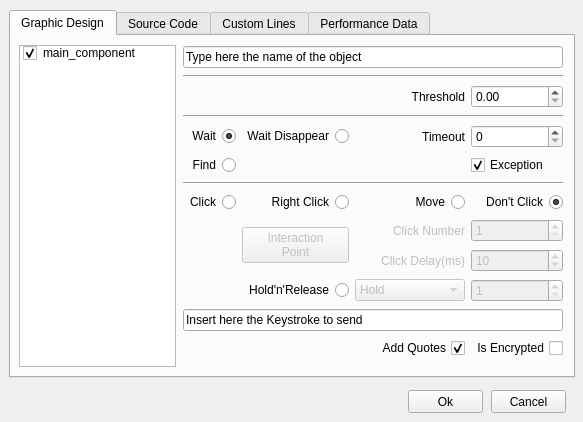
Above: alyvix/extra/robotide/qt_ui/alyvix_image_finder_properties_view.ui from alyvix/alyvix before the change. Below: the same form after it.
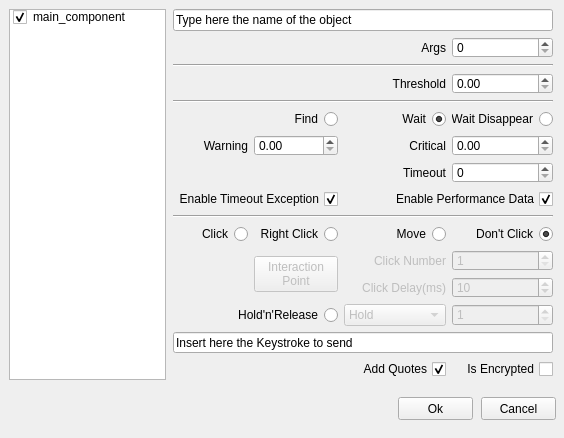
That is the form after the change.

Diff of the .ui file:
```diff
--- a/alyvix/extra/robotide/qt_ui/alyvix_image_finder_properties_view.ui
+++ b/alyvix/extra/robotide/qt_ui/alyvix_image_finder_properties_view.ui
@@ -6,36 +6,151 @@
    <rect>
     <x>0</x>
     <y>0</y>
-    <width>583</width>
-    <height>422</height>
+    <width>564</width>
+    <height>438</height>
    </rect>
   </property>
   <property name="windowTitle">
    <string>Alyvix - Image Finder</string>
   </property>
-  <widget class="QTabWidget" name="tabWidget">
+  <widget class="QPushButton" name="pushButtonCancel">
+   <property name="geometry">
+    <rect>
+     <x>481</x>
+     <y>397</y>
+     <width>75</width>
+     <height>23</height>
+    </rect>
+   </property>
+   <property name="text">
+    <string>Cancel</string>
+   </property>
+  </widget>
+  <widget class="QPushButton" name="pushButtonOk">
+   <property name="geometry">
+    <rect>
+     <x>398</x>
+     <y>397</y>
+     <width>75</width>
+     <height>23</height>
+    </rect>
+   </property>
+   <property name="text">
+    <string>Ok</string>
+   </property>
+  </widget>
+  <widget class="QLabel" name="label_line">
+   <property name="geometry">
+    <rect>
+     <x>100</x>
+     <y>1353</y>
+     <width>61</width>
+     <height>21</height>
+    </rect>
+   </property>
+   <property name="text">
+    <string>Begin Line</string>
+   </property>
+   <property name="alignment">
+    <set>Qt::AlignRight|Qt::AlignTrailing|Qt::AlignVCenter</set>
+   </property>
+  </widget>
+  <widget class="QListWidget" name="listWidgetBlocks">
+   <property name="geometry">
+    <rect>
+     <x>482</x>
+     <y>1118</y>
+     <width>81</width>
+     <height>261</height>
+    </rect>
+   </property>
+  </widget>
+  <widget class="QPushButton" name="pushButtonAddBlock">
+   <property name="geometry">
+    <rect>
+     <x>300</x>
+     <y>1352</y>
+     <width>71</width>
+     <height>23</height>
+    </rect>
+   </property>
+   <property name="text">
+    <string>Add Block</string>
+   </property>
+  </widget>
+  <widget class="QTextEdit" name="textEditCustomLines">
+   <property name="geometry">
+    <rect>
+     <x>18</x>
+     <y>1118</y>
+     <width>456</width>
+     <height>221</height>
+    </rect>
+   </property>
+   <property name="tabStopWidth">
+    <number>80</number>
+   </property>
+   <property name="acceptRichText">
+    <bool>false</bool>
+   </property>
+  </widget>
+  <widget class="QPushButton" name="pushButtonRemoveBlock">
+   <property name="geometry">
+    <rect>
+     <x>380</x>
+     <y>1352</y>
+     <width>91</width>
+     <height>23</height>
+    </rect>
+   </property>
+   <property name="text">
+    <string>Remove Block</string>
+   </property>
+  </widget>
+  <widget class="QSpinBox" name="spinBoxLine">
+   <property name="geometry">
+    <rect>
+     <x>170</x>
+     <y>1352</y>
+     <width>121</width>
+     <height>22</height>
+    </rect>
+   </property>
+   <property name="minimum">
+    <number>1</number>
+   </property>
+   <property name="maximum">
+    <number>99999</number>
+   </property>
+  </widget>
+  <widget class="QListWidget" name="listWidget">
    <property name="geometry">
     <rect>
      <x>9</x>
-     <y>10</y>
-     <width>566</width>
-     <height>368</height>
+     <y>9</y>
+     <width>157</width>
+     <height>371</height>
     </rect>
    </property>
-   <property name="currentIndex">
-    <number>0</number>
+   <property name="selectionMode">
+    <enum>QAbstractItemView::SingleSelection</enum>
    </property>
-   <widget class="QWidget" name="tab_design">
-    <attribute name="title">
-     <string>Graphic Design</string>
-    </attribute>
+   <item>
+    <property name="text">
+     <string>main_component</string>
+    </property>
+    <property name="checkState">
+     <enum>Checked</enum>
+    </property>
+   </item>
+  </widget>
     <widget class="QWidget" name="widget" native="true">
      <property name="geometry">
       <rect>
-       <x>172</x>
+     <x>173</x>
        <y>9</y>
        <width>381</width>
-       <height>328</height>
+     <height>376</height>
       </rect>
      </property>
      <widget class="QWidget" name="gridLayoutWidget">
@@ -44,146 +159,11 @@
         <x>0</x>
         <y>0</y>
         <width>380</width>
-        <height>322</height>
+      <height>370</height>
        </rect>
       </property>
       <layout class="QGridLayout" name="gridLayout">
-       <item row="0" column="0" colspan="4">
-        <widget class="QLineEdit" name="namelineedit">
-         <property name="text">
-          <string>Type here the name of the object</string>
-         </property>
-        </widget>
-       </item>
-       <item row="12" column="3">
-        <widget class="QCheckBox" name="text_encrypted">
-         <property name="layoutDirection">
-          <enum>Qt::RightToLeft</enum>
-         </property>
-         <property name="text">
-          <string>Is Encrypted</string>
-         </property>
-         <property name="checked">
-          <bool>false</bool>
-         </property>
-        </widget>
-       </item>
-       <item row="5" column="0">
-        <widget class="QRadioButton" name="find_radio">
-         <property name="layoutDirection">
-          <enum>Qt::RightToLeft</enum>
-         </property>
-         <property name="text">
-          <string>Find</string>
-         </property>
-         <attribute name="buttonGroup">
-          <string notr="true">buttonGroup_5</string>
-         </attribute>
-        </widget>
-       </item>
        <item row="12" column="2">
-        <widget class="QCheckBox" name="add_quotes">
-         <property name="layoutDirection">
-          <enum>Qt::RightToLeft</enum>
-         </property>
-         <property name="text">
-          <string>Add Quotes</string>
-         </property>
-         <property name="checked">
-          <bool>true</bool>
-         </property>
-        </widget>
-       </item>
-       <item row="4" column="3">
-        <widget class="QSpinBox" name="timeout_spinbox">
-         <property name="maximum">
-          <number>999999</number>
-         </property>
-        </widget>
-       </item>
-       <item row="4" column="1">
-        <widget class="QRadioButton" name="wait_disapp_radio">
-         <property name="layoutDirection">
-          <enum>Qt::RightToLeft</enum>
-         </property>
-         <property name="text">
-          <string>Wait Disappear</string>
-         </property>
-         <property name="checked">
-          <bool>false</bool>
-         </property>
-         <attribute name="buttonGroup">
-          <string notr="true">buttonGroup_5</string>
-         </attribute>
-        </widget>
-       </item>
-       <item row="1" column="0" colspan="4">
-        <widget class="Line" name="line_3">
-         <property name="orientation">
-          <enum>Qt::Horizontal</enum>
-         </property>
-        </widget>
-       </item>
-       <item row="4" column="0">
-        <widget class="QRadioButton" name="wait_radio">
-         <property name="layoutDirection">
-          <enum>Qt::RightToLeft</enum>
-         </property>
-         <property name="text">
-          <string>Wait</string>
-         </property>
-         <property name="checked">
-          <bool>true</bool>
-         </property>
-         <attribute name="buttonGroup">
-          <string notr="true">buttonGroup_5</string>
-         </attribute>
-        </widget>
-       </item>
-       <item row="4" column="2">
-        <widget class="QLabel" name="timeout_label">
-         <property name="text">
-          <string>Timeout</string>
-         </property>
-         <property name="alignment">
-          <set>Qt::AlignRight|Qt::AlignTrailing|Qt::AlignVCenter</set>
-         </property>
-        </widget>
-       </item>
-       <item row="2" column="0" colspan="3">
-        <widget class="QLabel" name="threshold_label">
-         <property name="text">
-          <string>Threshold</string>
-         </property>
-         <property name="alignment">
-          <set>Qt::AlignRight|Qt::AlignTrailing|Qt::AlignVCenter</set>
-         </property>
-        </widget>
-       </item>
-       <item row="6" column="0" colspan="4">
-        <widget class="Line" name="line_10">
-         <property name="orientation">
-          <enum>Qt::Horizontal</enum>
-         </property>
-        </widget>
-       </item>
-       <item row="7" column="3">
-        <widget class="QRadioButton" name="dontclickRadio">
-         <property name="layoutDirection">
-          <enum>Qt::RightToLeft</enum>
-         </property>
-         <property name="text">
-          <string>Don't Click</string>
-         </property>
-         <property name="checked">
-          <bool>true</bool>
-         </property>
-         <attribute name="buttonGroup">
-          <string notr="true">buttonGroup_2</string>
-         </attribute>
-        </widget>
-       </item>
-       <item row="9" column="2">
         <widget class="QLabel" name="labelClickDelay">
          <property name="enabled">
           <bool>false</bool>
@@ -196,7 +176,17 @@
          </property>
         </widget>
        </item>
-       <item row="7" column="1">
+     <item row="3" column="0" colspan="3">
+      <widget class="QLabel" name="threshold_label">
+       <property name="text">
+        <string>Threshold</string>
+       </property>
+       <property name="alignment">
+        <set>Qt::AlignRight|Qt::AlignTrailing|Qt::AlignVCenter</set>
+       </property>
+      </widget>
+     </item>
+     <item row="10" column="1">
         <widget class="QRadioButton" name="rightclickRadio">
          <property name="layoutDirection">
           <enum>Qt::RightToLeft</enum>
@@ -209,14 +199,14 @@
          </attribute>
         </widget>
        </item>
-       <item row="11" column="0" colspan="4">
+     <item row="14" column="0" colspan="4">
         <widget class="QLineEdit" name="inserttext">
          <property name="text">
           <string>Insert here the Keystroke to send</string>
          </property>
         </widget>
        </item>
-       <item row="8" column="1" rowspan="2">
+     <item row="11" column="1" rowspan="2">
         <widget class="QPushButton" name="pushButtonXYoffset">
          <property name="enabled">
           <bool>false</bool>
@@ -227,17 +217,96 @@
          </property>
         </widget>
        </item>
-       <item row="5" column="3">
-        <widget class="QCheckBox" name="timeout_exception">
+     <item row="9" column="0" colspan="4">
+      <widget class="Line" name="line_10">
+       <property name="orientation">
+        <enum>Qt::Horizontal</enum>
+       </property>
+      </widget>
+     </item>
+     <item row="0" column="0" colspan="4">
+      <widget class="QLineEdit" name="namelineedit">
          <property name="text">
-          <string>Exception</string>
-         </property>
+        <string>Type here the name of the object</string>
+       </property>
+      </widget>
+     </item>
+     <item row="2" column="0" colspan="4">
+      <widget class="Line" name="line_3">
+       <property name="orientation">
+        <enum>Qt::Horizontal</enum>
+       </property>
+      </widget>
+     </item>
+     <item row="10" column="3">
+      <widget class="QRadioButton" name="dontclickRadio">
+       <property name="layoutDirection">
+        <enum>Qt::RightToLeft</enum>
+       </property>
+       <property name="text">
+        <string>Don't Click</string>
+       </property>
          <property name="checked">
           <bool>true</bool>
          </property>
-        </widget>
-       </item>
-       <item row="9" column="3">
+       <attribute name="buttonGroup">
+        <string notr="true">buttonGroup_2</string>
+       </attribute>
+      </widget>
+     </item>
+     <item row="15" column="3">
+      <widget class="QCheckBox" name="text_encrypted">
+       <property name="layoutDirection">
+        <enum>Qt::RightToLeft</enum>
+       </property>
+       <property name="text">
+        <string>Is Encrypted</string>
+       </property>
+       <property name="checked">
+        <bool>false</bool>
+       </property>
+      </widget>
+     </item>
+     <item row="15" column="2">
+      <widget class="QCheckBox" name="add_quotes">
+       <property name="layoutDirection">
+        <enum>Qt::RightToLeft</enum>
+       </property>
+       <property name="text">
+        <string>Add Quotes</string>
+       </property>
+       <property name="checked">
+        <bool>true</bool>
+       </property>
+      </widget>
+     </item>
+     <item row="13" column="0" colspan="2">
+      <widget class="QRadioButton" name="holdreleaseRadio">
+       <property name="layoutDirection">
+        <enum>Qt::RightToLeft</enum>
+       </property>
+       <property name="text">
+        <string>Hold'n'Release</string>
+       </property>
+       <attribute name="buttonGroup">
+        <string notr="true">buttonGroup_2</string>
+       </attribute>
+      </widget>
+     </item>
+     <item row="13" column="3">
+      <widget class="QSpinBox" name="holdreleaseSpinBox">
+       <property name="enabled">
+        <bool>false</bool>
+       </property>
+       <property name="minimum">
+        <number>1</number>
+       </property>
+       <property name="maximum">
+        <number>9999</number>
+       </property>
+      </widget>
+     </item>
+     <item row="12" column="3">
         <widget class="QSpinBox" name="clickdelay_spinbox">
          <property name="enabled">
           <bool>false</bool>
@@ -253,17 +322,7 @@
          </property>
         </widget>
        </item>
-       <item row="8" column="3">
-        <widget class="QSpinBox" name="clicknumber_spinbox">
-         <property name="enabled">
-          <bool>false</bool>
-         </property>
-         <property name="minimum">
-          <number>1</number>
-         </property>
-        </widget>
-       </item>
-       <item row="7" column="0">
+     <item row="10" column="0">
         <widget class="QRadioButton" name="clickRadio">
          <property name="layoutDirection">
           <enum>Qt::RightToLeft</enum>
@@ -276,66 +335,30 @@
          </attribute>
         </widget>
        </item>
-       <item row="7" column="2">
-        <widget class="QRadioButton" name="movemouseRadio">
-         <property name="layoutDirection">
-          <enum>Qt::RightToLeft</enum>
-         </property>
-         <property name="text">
-          <string>Move</string>
-         </property>
-         <property name="checked">
-          <bool>false</bool>
-         </property>
-         <attribute name="buttonGroup">
-          <string notr="true">buttonGroup_2</string>
-         </attribute>
-        </widget>
-       </item>
-       <item row="2" column="3">
-        <widget class="QDoubleSpinBox" name="doubleSpinBoxThreshold">
-         <property name="maximum">
-          <double>1.000000000000000</double>
-         </property>
-         <property name="singleStep">
-          <double>0.050000000000000</double>
-         </property>
-        </widget>
-       </item>
-       <item row="3" column="0" colspan="4">
+     <item row="4" column="0" colspan="4">
         <widget class="Line" name="line_8">
          <property name="orientation">
           <enum>Qt::Horizontal</enum>
          </property>
         </widget>
        </item>
-       <item row="8" column="2">
-        <widget class="QLabel" name="labelClickNumber">
-         <property name="enabled">
-          <bool>false</bool>
-         </property>
-         <property name="text">
-          <string>Click Number</string>
-         </property>
-         <property name="alignment">
-          <set>Qt::AlignRight|Qt::AlignTrailing|Qt::AlignVCenter</set>
-         </property>
-        </widget>
-       </item>
-       <item row="10" column="0" colspan="2">
-        <widget class="QRadioButton" name="holdreleaseRadio">
-         <property name="layoutDirection">
-          <enum>Qt::RightToLeft</enum>
-         </property>
-         <property name="text">
-          <string>Hold'n'Release</string>
-         </property>
-         <attribute name="buttonGroup">
-          <string notr="true">buttonGroup_2</string>
-         </attribute>
-        </widget>
-       </item>
        <item row="10" column="2">
+      <widget class="QRadioButton" name="movemouseRadio">
+       <property name="layoutDirection">
+        <enum>Qt::RightToLeft</enum>
+       </property>
+       <property name="text">
+        <string>Move</string>
+       </property>
+       <property name="checked">
+        <bool>false</bool>
+       </property>
+       <attribute name="buttonGroup">
+        <string notr="true">buttonGroup_2</string>
+       </attribute>
+      </widget>
+     </item>
+     <item row="13" column="2">
         <widget class="QComboBox" name="holdreleaseComboBox">
          <property name="enabled">
           <bool>false</bool>
@@ -372,48 +395,188 @@
          </item>
         </widget>
        </item>
-       <item row="10" column="3">
-        <widget class="QSpinBox" name="holdreleaseSpinBox">
+     <item row="3" column="3">
+      <widget class="QDoubleSpinBox" name="doubleSpinBoxThreshold">
+       <property name="maximum">
+        <double>1.000000000000000</double>
+       </property>
+       <property name="singleStep">
+        <double>0.050000000000000</double>
+       </property>
+      </widget>
+     </item>
+     <item row="11" column="3">
+      <widget class="QSpinBox" name="clicknumber_spinbox">
          <property name="enabled">
           <bool>false</bool>
          </property>
          <property name="minimum">
           <number>1</number>
          </property>
+      </widget>
+     </item>
+     <item row="11" column="2">
+      <widget class="QLabel" name="labelClickNumber">
+       <property name="enabled">
+        <bool>false</bool>
+       </property>
+       <property name="text">
+        <string>Click Number</string>
+       </property>
+       <property name="alignment">
+        <set>Qt::AlignRight|Qt::AlignTrailing|Qt::AlignVCenter</set>
+       </property>
+      </widget>
+     </item>
+     <item row="5" column="2">
+      <widget class="QRadioButton" name="wait_radio">
+       <property name="layoutDirection">
+        <enum>Qt::RightToLeft</enum>
+       </property>
+       <property name="text">
+        <string>Wait</string>
+       </property>
+       <property name="checked">
+        <bool>true</bool>
+       </property>
+       <attribute name="buttonGroup">
+        <string notr="true">buttonGroup_5</string>
+       </attribute>
+      </widget>
+     </item>
+     <item row="1" column="2">
+      <widget class="QLabel" name="labelArgs">
+       <property name="text">
+        <string>Args</string>
+       </property>
+       <property name="alignment">
+        <set>Qt::AlignRight|Qt::AlignTrailing|Qt::AlignVCenter</set>
+       </property>
+      </widget>
+     </item>
+     <item row="6" column="0">
+      <widget class="QLabel" name="labelWarning">
+       <property name="text">
+        <string>Warning</string>
+       </property>
+       <property name="alignment">
+        <set>Qt::AlignRight|Qt::AlignTrailing|Qt::AlignVCenter</set>
+       </property>
+      </widget>
+     </item>
+     <item row="7" column="3">
+      <widget class="QSpinBox" name="timeout_spinbox">
          <property name="maximum">
-          <number>9999</number>
+        <number>999999</number>
+       </property>
+      </widget>
+     </item>
+     <item row="6" column="3">
+      <widget class="QDoubleSpinBox" name="doubleSpinBoxCritical">
+       <property name="maximum">
+        <double>9999.989999999999782</double>
+       </property>
+       <property name="singleStep">
+        <double>0.050000000000000</double>
+       </property>
+      </widget>
+     </item>
+     <item row="6" column="1">
+      <widget class="QDoubleSpinBox" name="doubleSpinBoxWarning">
+       <property name="maximum">
+        <double>9999.989999999999782</double>
+       </property>
+       <property name="singleStep">
+        <double>0.050000000000000</double>
+       </property>
+      </widget>
+     </item>
+     <item row="7" column="2">
+      <widget class="QLabel" name="timeout_label">
+       <property name="text">
+        <string>Timeout</string>
+       </property>
+       <property name="alignment">
+        <set>Qt::AlignRight|Qt::AlignTrailing|Qt::AlignVCenter</set>
+       </property>
+      </widget>
+     </item>
+     <item row="1" column="3">
+      <widget class="QSpinBox" name="spinBoxArgs"/>
+     </item>
+     <item row="5" column="1">
+      <widget class="QRadioButton" name="find_radio">
+       <property name="layoutDirection">
+        <enum>Qt::RightToLeft</enum>
+       </property>
+       <property name="text">
+        <string>Find</string>
+       </property>
+       <attribute name="buttonGroup">
+        <string notr="true">buttonGroup_5</string>
+       </attribute>
+      </widget>
+     </item>
+     <item row="5" column="3">
+      <widget class="QRadioButton" name="wait_disapp_radio">
+       <property name="layoutDirection">
+        <enum>Qt::RightToLeft</enum>
+       </property>
+       <property name="text">
+        <string>Wait Disappear</string>
+       </property>
+       <property name="checked">
+        <bool>false</bool>
+       </property>
+       <attribute name="buttonGroup">
+        <string notr="true">buttonGroup_5</string>
+       </attribute>
+      </widget>
+     </item>
+     <item row="6" column="2">
+      <widget class="QLabel" name="labelCritical">
+       <property name="text">
+        <string>Critical</string>
+       </property>
+       <property name="alignment">
+        <set>Qt::AlignRight|Qt::AlignTrailing|Qt::AlignVCenter</set>
+       </property>
+      </widget>
+     </item>
+     <item row="8" column="0" colspan="2">
+      <widget class="QCheckBox" name="timeout_exception">
+       <property name="layoutDirection">
+        <enum>Qt::RightToLeft</enum>
+       </property>
+       <property name="text">
+        <string>Enable Timeout Exception</string>
+       </property>
+       <property name="checked">
+        <bool>true</bool>
+       </property>
+      </widget>
+     </item>
+     <item row="8" column="2" colspan="2">
+      <widget class="QCheckBox" name="checkBoxEnablePerformance">
+       <property name="layoutDirection">
+        <enum>Qt::RightToLeft</enum>
+       </property>
+       <property name="text">
+        <string>Enable Performance Data</string>
+       </property>
+       <property name="checked">
+        <bool>true</bool>
          </property>
         </widget>
        </item>
       </layout>
      </widget>
     </widget>
-    <widget class="QListWidget" name="listWidget">
-     <property name="geometry">
-      <rect>
-       <x>8</x>
-       <y>9</y>
-       <width>157</width>
-       <height>322</height>
-      </rect>
-     </property>
-     <property name="selectionMode">
-      <enum>QAbstractItemView::SingleSelection</enum>
-     </property>
-     <item>
-      <property name="text">
-       <string>main_component</string>
-      </property>
-      <property name="checkState">
-       <enum>Checked</enum>
-      </property>
-     </item>
-    </widget>
     <widget class="QWidget" name="widget_2" native="true">
      <property name="geometry">
       <rect>
-       <x>172</x>
-       <y>370</y>
+     <x>173</x>
+     <y>474</y>
        <width>381</width>
        <height>305</height>
       </rect>
@@ -762,224 +925,6 @@
        </item>
       </layout>
      </widget>
-    </widget>
-   </widget>
-   <widget class="QWidget" name="tab_code">
-    <attribute name="title">
-     <string>Source Code</string>
-    </attribute>
-    <widget class="QSpinBox" name="spinBoxArgs">
-     <property name="geometry">
-      <rect>
-       <x>68</x>
-       <y>245</y>
-       <width>60</width>
-       <height>22</height>
-      </rect>
-     </property>
-    </widget>
-    <widget class="QLabel" name="labelArgs">
-     <property name="geometry">
-      <rect>
-       <x>10</x>
-       <y>250</y>
-       <width>46</width>
-       <height>13</height>
-      </rect>
-     </property>
-     <property name="text">
-      <string>Args</string>
-     </property>
-     <property name="alignment">
-      <set>Qt::AlignRight|Qt::AlignTrailing|Qt::AlignVCenter</set>
-     </property>
-    </widget>
-   </widget>
-   <widget class="QWidget" name="tab_customlines">
-    <attribute name="title">
-     <string>Custom Lines</string>
-    </attribute>
-    <widget class="QListWidget" name="listWidgetBlocks">
-     <property name="geometry">
-      <rect>
-       <x>472</x>
-       <y>9</y>
-       <width>81</width>
-       <height>261</height>
-      </rect>
-     </property>
-    </widget>
-    <widget class="QTextEdit" name="textEditCustomLines">
-     <property name="geometry">
-      <rect>
-       <x>8</x>
-       <y>9</y>
-       <width>456</width>
-       <height>221</height>
-      </rect>
-     </property>
-     <property name="tabStopWidth">
-      <number>80</number>
-     </property>
-     <property name="acceptRichText">
-      <bool>false</bool>
-     </property>
-    </widget>
-    <widget class="QPushButton" name="pushButtonAddBlock">
-     <property name="geometry">
-      <rect>
-       <x>290</x>
-       <y>243</y>
-       <width>71</width>
-       <height>23</height>
-      </rect>
-     </property>
-     <property name="text">
-      <string>Add Block</string>
-     </property>
-    </widget>
-    <widget class="QSpinBox" name="spinBoxLine">
-     <property name="geometry">
-      <rect>
-       <x>160</x>
-       <y>243</y>
-       <width>121</width>
-       <height>22</height>
-      </rect>
-     </property>
-     <property name="minimum">
-      <number>1</number>
-     </property>
-     <property name="maximum">
-      <number>99999</number>
-     </property>
-    </widget>
-    <widget class="QLabel" name="label_line">
-     <property name="geometry">
-      <rect>
-       <x>90</x>
-       <y>244</y>
-       <width>61</width>
-       <height>21</height>
-      </rect>
-     </property>
-     <property name="text">
-      <string>Begin Line</string>
-     </property>
-     <property name="alignment">
-      <set>Qt::AlignRight|Qt::AlignTrailing|Qt::AlignVCenter</set>
-     </property>
-    </widget>
-    <widget class="QPushButton" name="pushButtonRemoveBlock">
-     <property name="geometry">
-      <rect>
-       <x>370</x>
-       <y>243</y>
-       <width>91</width>
-       <height>23</height>
-      </rect>
-     </property>
-     <property name="text">
-      <string>Remove Block</string>
-     </property>
-    </widget>
-   </widget>
-   <widget class="QWidget" name="tab_perfdata">
-    <attribute name="title">
-     <string>Performance Data</string>
-    </attribute>
-    <widget class="QWidget" name="gridLayoutWidget_3">
-     <property name="geometry">
-      <rect>
-       <x>19</x>
-       <y>10</y>
-       <width>497</width>
-       <height>71</height>
-      </rect>
-     </property>
-     <layout class="QGridLayout" name="gridLayout_3">
-      <item row="0" column="0">
-       <widget class="QCheckBox" name="checkBoxEnablePerformance">
-        <property name="layoutDirection">
-         <enum>Qt::RightToLeft</enum>
-        </property>
-        <property name="text">
-         <string>Enable Performance</string>
-        </property>
-        <property name="checked">
-         <bool>true</bool>
-        </property>
-       </widget>
-      </item>
-      <item row="0" column="3">
-       <widget class="QLabel" name="labelCritical">
-        <property name="text">
-         <string>Critical</string>
-        </property>
-        <property name="alignment">
-         <set>Qt::AlignRight|Qt::AlignTrailing|Qt::AlignVCenter</set>
-        </property>
-       </widget>
-      </item>
-      <item row="0" column="2">
-       <widget class="QDoubleSpinBox" name="doubleSpinBoxWarning">
-        <property name="maximum">
-         <double>9999.989999999999782</double>
-        </property>
-        <property name="singleStep">
-         <double>0.050000000000000</double>
-        </property>
-       </widget>
-      </item>
-      <item row="0" column="1">
-       <widget class="QLabel" name="labelWarning">
-        <property name="text">
-         <string>Warning</string>
-        </property>
-        <property name="alignment">
-         <set>Qt::AlignRight|Qt::AlignTrailing|Qt::AlignVCenter</set>
-        </property>
-       </widget>
-      </item>
-      <item row="0" column="4">
-       <widget class="QDoubleSpinBox" name="doubleSpinBoxCritical">
-        <property name="maximum">
-         <double>9999.989999999999782</double>
-        </property>
-        <property name="singleStep">
-         <double>0.050000000000000</double>
-        </property>
-       </widget>
-      </item>
-     </layout>
-    </widget>
-   </widget>
-  </widget>
-  <widget class="QPushButton" name="pushButtonCancel">
-   <property name="geometry">
-    <rect>
-     <x>491</x>
-     <y>390</y>
-     <width>75</width>
-     <height>23</height>
-    </rect>
-   </property>
-   <property name="text">
-    <string>Cancel</string>
-   </property>
-  </widget>
-  <widget class="QPushButton" name="pushButtonOk">
-   <property name="geometry">
-    <rect>
-     <x>408</x>
-     <y>390</y>
-     <width>75</width>
-     <height>23</height>
-    </rect>
-   </property>
-   <property name="text">
-    <string>Ok</string>
-   </property>
   </widget>
  </widget>
  <resources/>
```
Lines whose indentation alone changed are shown as unchanged.
